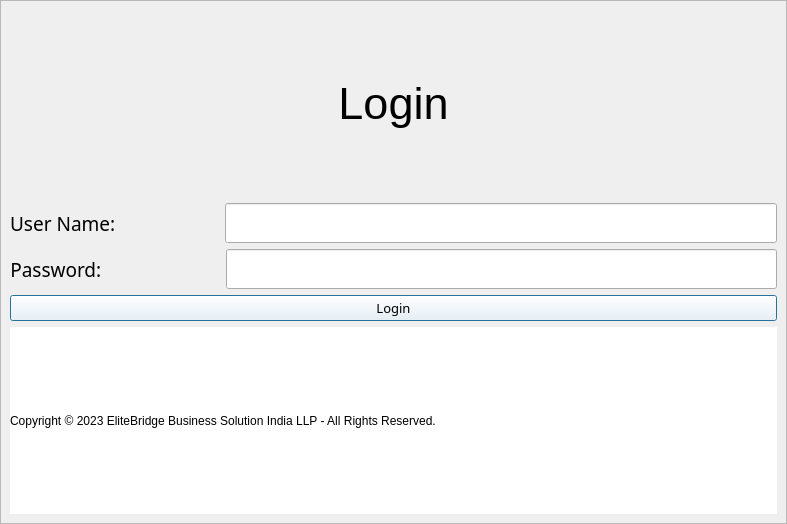
Above: elitebridge_ui_file/systemlogin.ui from SaiSawant1/EliteBridgeAdmin before the change. Below: the same form after it.
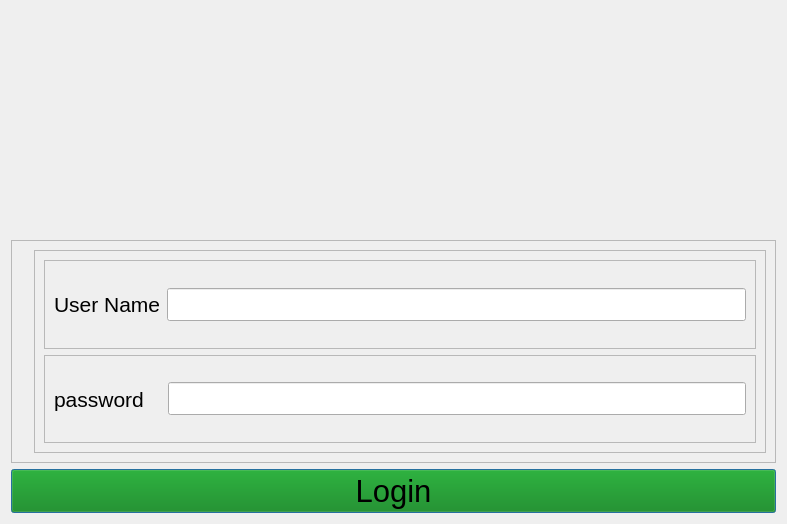
That is the form after the change. Icons and pictures are not drawn.

The edit to the form file:
```diff
--- a/elitebridge_ui_file/systemlogin.ui
+++ b/elitebridge_ui_file/systemlogin.ui
@@ -13,67 +13,8 @@
   <property name="windowTitle">
    <string>Dialog</string>
   </property>
-  <layout class="QHBoxLayout">
-   <property name="leftMargin">
-    <number>0</number>
-   </property>
-   <property name="topMargin">
-    <number>0</number>
-   </property>
-   <property name="rightMargin">
-    <number>0</number>
-   </property>
-   <property name="bottomMargin">
-    <number>0</number>
-   </property>
-   <item>
     <layout class="QVBoxLayout" name="verticalLayout">
      <item>
-      <widget class="QFrame" name="frame">
-       <property name="frameShape">
-        <enum>QFrame::StyledPanel</enum>
-       </property>
-       <property name="frameShadow">
-        <enum>QFrame::Raised</enum>
-       </property>
-       <layout class="QGridLayout" name="gridLayout">
-        <item row="2" column="0">
-         <layout class="QHBoxLayout" name="horizontalLayout_2">
-          <item>
-           <widget class="QLabel" name="label_3">
-            <property name="font">
-             <font>
-              <family>Segoe UI Light</family>
-              <pointsize>14</pointsize>
-              <italic>false</italic>
-              <bold>false</bold>
-             </font>
-            </property>
-            <property name="styleSheet">
-             <string notr="true">
-color:black;
-font: 300 14pt &quot;Segoe UI Light&quot;;</string>
-            </property>
-            <property name="text">
-             <string>Password:                        </string>
-            </property>
-            <property name="alignment">
-             <set>Qt::AlignCenter</set>
-            </property>
-           </widget>
-          </item>
-          <item>
-           <widget class="QLineEdit" name="password">
-            <property name="font">
-             <font>
-              <pointsize>21</pointsize>
-             </font>
-            </property>
-           </widget>
-          </item>
-         </layout>
-        </item>
-        <item row="0" column="0">
          <widget class="QLabel" name="label">
           <property name="font">
            <font>
@@ -81,7 +22,7 @@
            </font>
           </property>
           <property name="text">
-           <string>Login</string>
+      <string/>
           </property>
           <property name="pixmap">
            <pixmap>../build-elitebridge_ui_file-Desktop_Qt_6_5_0_MinGW_64_bit-Debug/img/elitebridgelogollp.png</pixmap>
@@ -91,40 +32,64 @@
           </property>
          </widget>
         </item>
-        <item row="4" column="0">
-         <widget class="QLabel" name="label_4">
-          <property name="styleSheet">
-           <string notr="true">background-color:white;
-color:black;
-font: 300 10pt &quot;Segoe UI Light&quot;;</string>
-          </property>
-          <property name="text">
-           <string>Copyright © 2023 EliteBridge Business Solution India LLP - All Rights Reserved.</string>
-          </property>
-         </widget>
-        </item>
-        <item row="1" column="0">
+   <item>
+    <widget class="QFrame" name="frame">
+     <property name="frameShape">
+      <enum>QFrame::StyledPanel</enum>
+     </property>
+     <property name="frameShadow">
+      <enum>QFrame::Sunken</enum>
+     </property>
+     <property name="lineWidth">
+      <number>5</number>
+     </property>
          <layout class="QHBoxLayout" name="horizontalLayout">
           <item>
            <widget class="QLabel" name="label_2">
+        <property name="maximumSize">
+         <size>
+          <width>322</width>
+          <height>319</height>
+         </size>
+        </property>
+        <property name="text">
+         <string/>
+        </property>
+        <property name="pixmap">
+         <pixmap>../build-elitebridge_ui_file-Desktop_Qt_6_5_0_MinGW_64_bit-Debug/img/lock-svgrepo-com.svg</pixmap>
+        </property>
+        <property name="scaledContents">
+         <bool>true</bool>
+        </property>
+       </widget>
+      </item>
+      <item>
+       <widget class="QFrame" name="frame_2">
+        <property name="frameShape">
+         <enum>QFrame::StyledPanel</enum>
+        </property>
+        <property name="frameShadow">
+         <enum>QFrame::Raised</enum>
+        </property>
+        <layout class="QVBoxLayout" name="verticalLayout_2">
+         <item>
+          <widget class="QFrame" name="frame_3">
+           <property name="frameShape">
+            <enum>QFrame::StyledPanel</enum>
+           </property>
+           <property name="frameShadow">
+            <enum>QFrame::Sunken</enum>
+           </property>
+           <layout class="QHBoxLayout" name="horizontalLayout_2">
+            <item>
+             <widget class="QLabel" name="label_3">
             <property name="font">
              <font>
-              <family>Segoe UI Light</family>
-              <pointsize>14</pointsize>
-              <italic>false</italic>
-              <bold>false</bold>
-             </font>
-            </property>
-            <property name="styleSheet">
-             <string notr="true">
-color:black;
-font: 300 14pt &quot;Segoe UI Light&quot;;</string>
-            </property>
+                <pointsize>16</pointsize>
+               </font>
+              </property>
             <property name="text">
-             <string>User Name:                     </string>
-            </property>
-            <property name="alignment">
-             <set>Qt::AlignCenter</set>
+               <string>User Name</string>
             </property>
            </widget>
           </item>
@@ -132,37 +97,70 @@
            <widget class="QLineEdit" name="user_name">
             <property name="font">
              <font>
-              <pointsize>21</pointsize>
+                <pointsize>16</pointsize>
              </font>
             </property>
            </widget>
           </item>
          </layout>
-        </item>
-        <item row="3" column="0">
+          </widget>
+         </item>
+         <item>
+          <widget class="QFrame" name="frame_4">
+           <property name="styleSheet">
+            <string notr="true"/>
+           </property>
+           <property name="frameShape">
+            <enum>QFrame::StyledPanel</enum>
+           </property>
+           <property name="frameShadow">
+            <enum>QFrame::Sunken</enum>
+           </property>
+           <layout class="QHBoxLayout" name="horizontalLayout_3">
+            <item>
+             <widget class="QLabel" name="label_4">
+              <property name="font">
+               <font>
+                <pointsize>16</pointsize>
+               </font>
+              </property>
+              <property name="text">
+               <string>password   </string>
+              </property>
+             </widget>
+            </item>
+            <item>
+             <widget class="QLineEdit" name="password">
+              <property name="font">
+               <font>
+                <pointsize>16</pointsize>
+               </font>
+              </property>
+             </widget>
+            </item>
+           </layout>
+          </widget>
+         </item>
+        </layout>
+       </widget>
+      </item>
+     </layout>
+    </widget>
+   </item>
+   <item>
          <widget class="QPushButton" name="pushButton">
           <property name="font">
            <font>
-            <family>Segoe UI Light</family>
-            <pointsize>10</pointsize>
-            <italic>false</italic>
-            <bold>false</bold>
+       <pointsize>23</pointsize>
            </font>
           </property>
           <property name="styleSheet">
-           <string notr="true">background-color:white;
-color:black;
-font: 300 10pt &quot;Segoe UI Light&quot;;</string>
+      <string notr="true">background-color:green;</string>
           </property>
           <property name="text">
            <string>Login</string>
           </property>
          </widget>
-        </item>
-       </layout>
-      </widget>
-     </item>
-    </layout>
    </item>
   </layout>
  </widget>
```
Lines whose indentation alone changed are shown as unchanged.
